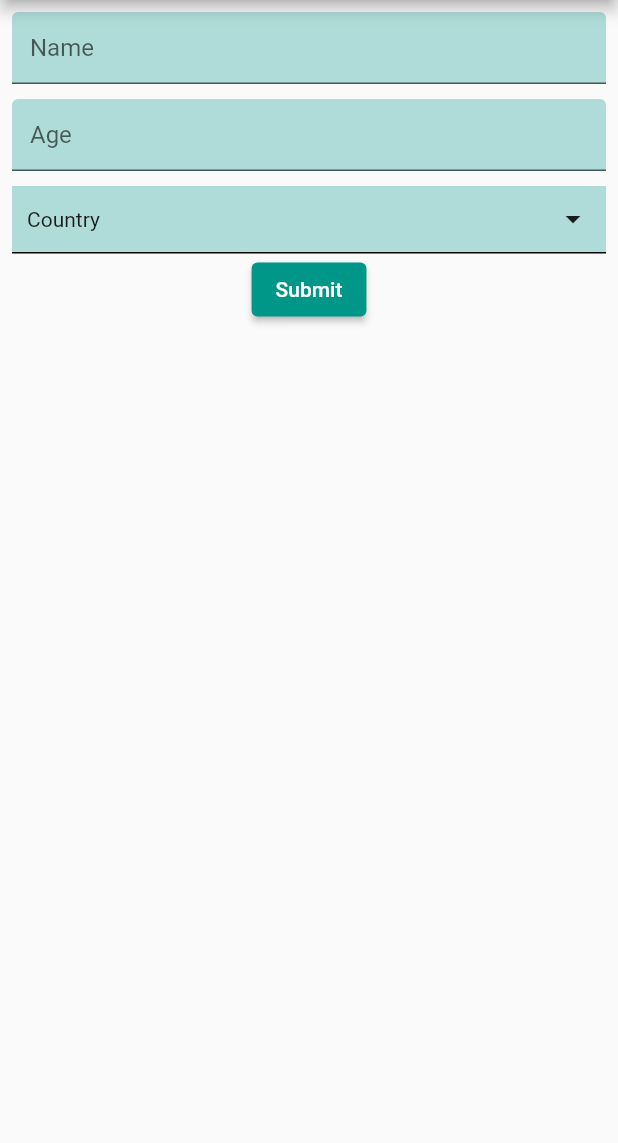
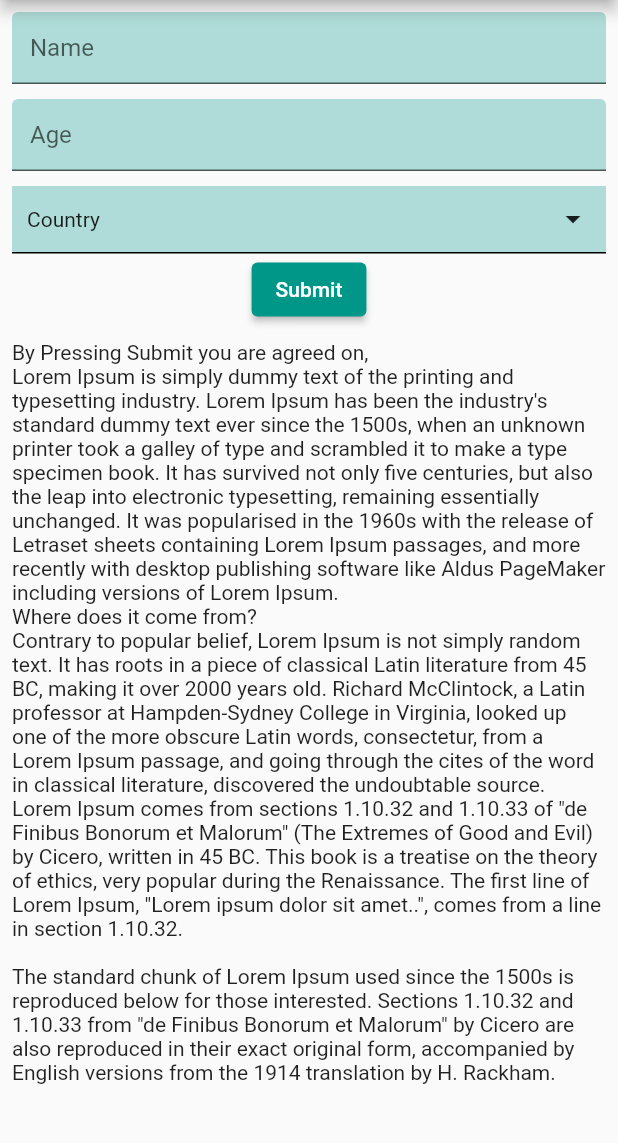
Before and after one commit to naimurhasan/flutter_overlay_learning, a Flutter app: the screen it shows after launch, on a phone screen of 412 x 824 dp, the part 84-1227 px from its top. Run offline on Flutter 3.47's test engine with Material 2 defaults, Android fonts, the phone set to English and light mode, and no system bars.

```diff
--- a/lib/home_screen.dart
+++ b/lib/home_screen.dart
@@ -1,6 +1,7 @@
 
 import 'package:flutter/material.dart';
-import 'package:overlay_test/widgets.dart';
+import 'package:overlay_test/k_strings.dart';
+import 'package:overlay_test/k_widgets.dart';
 
 class MyHomePage extends StatefulWidget {
   MyHomePage({Key? key, required this.title}) : super(key: key);
@@ -30,6 +31,7 @@ class _MyHomePageState extends State<MyHomePage> {
       ),
       body: Padding(
         padding: const EdgeInsets.all(8.0),
+        child: SingleChildScrollView(
           child: Column(
             children: [
               TextField(
@@ -48,10 +50,12 @@ class _MyHomePageState extends State<MyHomePage> {
                 ),
               ),
               SizedBox(height: 10.0,),
-            CountryPicker(),
+              OverlayPicker(countries: ['Bangladesh', 'India', 'Pakistan']),
               ElevatedButton(onPressed: (){}, child: Text('Submit')),
               SizedBox(height: 10.0,),
+              Text(KStrings.agreement),
             ]
+          ),
         ),
       ), // This trailing comma makes auto-formatting nicer for build methods.
     );
--- /dev/null
+++ b/lib/k_strings.dart
@@ -0,0 +1,9 @@
+class KStrings {
+  static const String agreement = """By Pressing Submit you are agreed on,
+Lorem Ipsum is simply dummy text of the printing and typesetting industry. Lorem Ipsum has been the industry's standard dummy text ever since the 1500s, when an unknown printer took a galley of type and scrambled it to make a type specimen book. It has survived not only five centuries, but also the leap into electronic typesetting, remaining essentially unchanged. It was popularised in the 1960s with the release of Letraset sheets containing Lorem Ipsum passages, and more recently with desktop publishing software like Aldus PageMaker including versions of Lorem Ipsum.
+Where does it come from?
+Contrary to popular belief, Lorem Ipsum is not simply random text. It has roots in a piece of classical Latin literature from 45 BC, making it over 2000 years old. Richard McClintock, a Latin professor at Hampden-Sydney College in Virginia, looked up one of the more obscure Latin words, consectetur, from a Lorem Ipsum passage, and going through the cites of the word in classical literature, discovered the undoubtable source. Lorem Ipsum comes from sections 1.10.32 and 1.10.33 of "de Finibus Bonorum et Malorum" (The Extremes of Good and Evil) by Cicero, written in 45 BC. This book is a treatise on the theory of ethics, very popular during the Renaissance. The first line of Lorem Ipsum, "Lorem ipsum dolor sit amet..", comes from a line in section 1.10.32.
+
+The standard chunk of Lorem Ipsum used since the 1500s is reproduced below for those interested. Sections 1.10.32 and 1.10.33 from "de Finibus Bonorum et Malorum" by Cicero are also reproduced in their exact original form, accompanied by English versions from the 1914 translation by H. Rackham.
+""";
+}
--- /dev/null
+++ b/lib/k_widgets.dart
@@ -0,0 +1,117 @@
+import 'package:flutter/material.dart';
+
+class OverlayPicker extends StatefulWidget {
+  final List<String> countries;
+  const OverlayPicker({Key? key, required this.countries}) : super(key: key);
+
+  @override
+  _OverlayPickerState createState() => _OverlayPickerState();
+}
+
+class _OverlayPickerState extends State<OverlayPicker> {
+  OverlayEntry? entry;
+  final layerLink = LayerLink();
+  String displayText = "Country";
+  bool overlayDisplayed = false;
+  @override
+  void initState() {
+    // WidgetsBinding.instance!.addPostFrameCallback((_) => showOverlay());
+    super.initState();
+  }
+
+  @override
+  Widget build(BuildContext context) {
+    return CompositedTransformTarget(
+      link: layerLink,
+      child: InkWell(
+        onTap: (){
+          if(overlayDisplayed){
+            hideOverlay();
+          }else{
+            showOverlay();
+          }
+        },
+        child: AppContainer(child: Row(
+          mainAxisAlignment: MainAxisAlignment.spaceBetween,
+          children: [
+            Text('$displayText'),
+            Icon(Icons.arrow_drop_down),
+          ],
+        )),
+      ),
+    );
+  }
+
+  void hideOverlay(){
+    entry?.remove();
+    entry = null;
+    overlayDisplayed = false;
+  }
+  void showOverlay() {
+    overlayDisplayed = true;
+    final overlay = Overlay.of(context)!;
+    final renderBox = context.findRenderObject() as RenderBox;
+    final size = renderBox.size;
+    // no need when using follower
+    // final offset = renderBox.localToGlobal(Offset.zero);
+
+    entry = OverlayEntry(
+        builder: (BuildContext context) =>
+        Positioned(
+          // no need when using follower
+          // left: offset.dx,
+          // top: offset.dy + size.height,
+          width: size.width,
+          child: CompositedTransformFollower(
+            link: layerLink,
+            offset: Offset(0, size.height),
+            showWhenUnlinked: false,
+            child: buildOverlay(),
+          ))
+    );
+
+    overlay.insert(entry!);
+  }
+
+  buildOverlay() {
+    return Material(
+      child: Card(
+        child: Column(
+          crossAxisAlignment: CrossAxisAlignment.stretch,
+          children: widget.countries.map((e) => InkWell(
+            onTap: (){
+              setState(() {
+                hideOverlay();
+                displayText = e;
+              });
+            },
+            child: AppContainer(
+              child: Text('$e'),
+            ),
+          )).toList(),
+        ),
+      ),
+    );
+  }
+} // country picker widget end
+
+/// APP CONTAINER WIDGET
+class AppContainer extends StatelessWidget {
+
+  final double? margin;
+  final Widget child;
+  const AppContainer({Key? key, this.margin, required this.child}) : super(key: key);
+
+  @override
+  Widget build(BuildContext context) {
+    return Container(
+      decoration: BoxDecoration(
+          color: Colors.teal.withOpacity(0.3),
+          border: Border(bottom: BorderSide(color: Colors.black))
+      ),
+      padding: const EdgeInsets.all(10.0),
+      margin: EdgeInsets.all(margin ?? 0.0),
+      child: child,
+    );
+  }
+}
--- a/lib/widgets.dart
+++ /dev/null
@@ -1,23 +0,0 @@
-import 'package:flutter/material.dart';
-
-class CountryPicker extends StatelessWidget {
-  const CountryPicker({Key? key}) : super(key: key);
-
-  @override
-  Widget build(BuildContext context) {
-    return Container(
-      decoration: BoxDecoration(
-        color: Colors.teal.withOpacity(0.3),
-        border: Border(bottom: BorderSide(color: Colors.black))
-      ),
-      padding: const EdgeInsets.all(10.0),
-      child: Row(
-        mainAxisAlignment: MainAxisAlignment.spaceBetween,
-        children: [
-          Text('Country'),
-          Icon(Icons.arrow_drop_down),
-        ],
-      ),
-    );
-  }
-}
```
Lines whose indentation alone changed are shown as unchanged.
